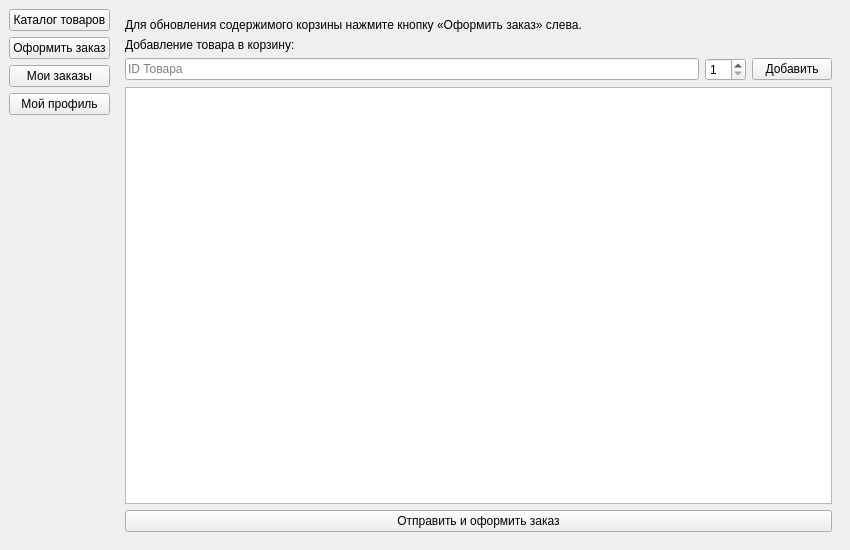
Old version of the form client/clientwindow.ui in the repository alexxxandra031/Online-Shop.
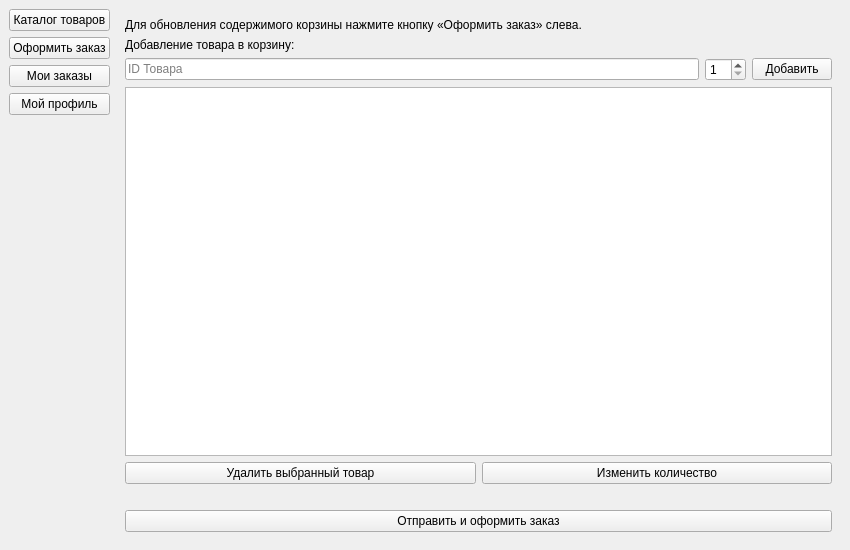
New version of the form. The open tabs and pages were chosen to show the change.

Commit message: Исправление багов, недочетов 8

What changed in the file:
```diff
--- a/client/clientwindow.ui
+++ b/client/clientwindow.ui
@@ -90,8 +90,43 @@
          <widget class="QTableView" name="tableCart"/>
         </item>
         <item>
-         <widget class="QPushButton" name="btnSubmitOrder"><property name="text"><string>Отправить и оформить заказ</string></property></widget>
+         <layout class="QHBoxLayout" name="cartActionsLayout">
+
+          <item>
+           <widget class="QPushButton" name="btnRemoveFromCart">
+            <property name="text">
+             <string>Удалить выбранный товар</string>
+            </property>
+           </widget>
+          </item>
+
+          <item>
+           <widget class="QPushButton" name="btnChangeQuantity">
+            <property name="text">
+             <string>Изменить количество</string>
+            </property>
+           </widget>
+          </item>
+
+         </layout>
         </item>
+
+        <item>
+         <widget class="QLabel" name="lblDiscount">
+          <property name="text">
+           <string></string>
+          </property>
+         </widget>
+        </item>
+
+        <item>
+         <widget class="QPushButton" name="btnSubmitOrder">
+          <property name="text">
+           <string>Отправить и оформить заказ</string>
+          </property>
+         </widget>
+        </item>
+
        </layout>
       </widget>
       <widget class="QWidget" name="pageHistory">
```
Left out of the diff: 37 changed lines with no effect on the pictures. The commit also changes 2 other files.
